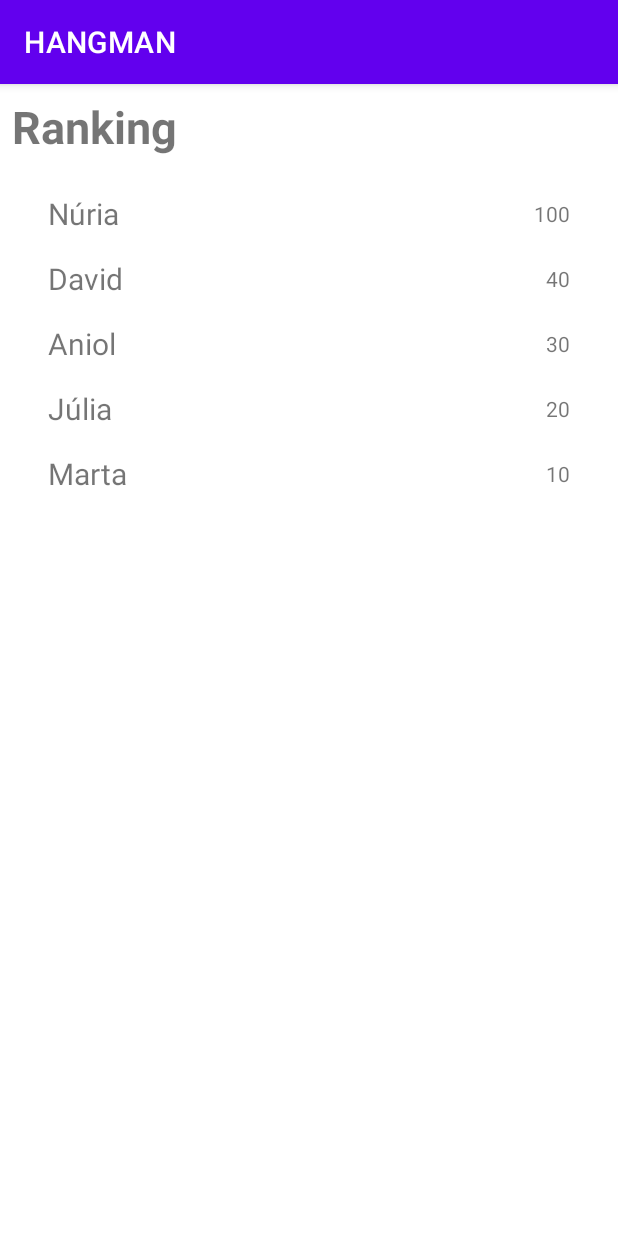
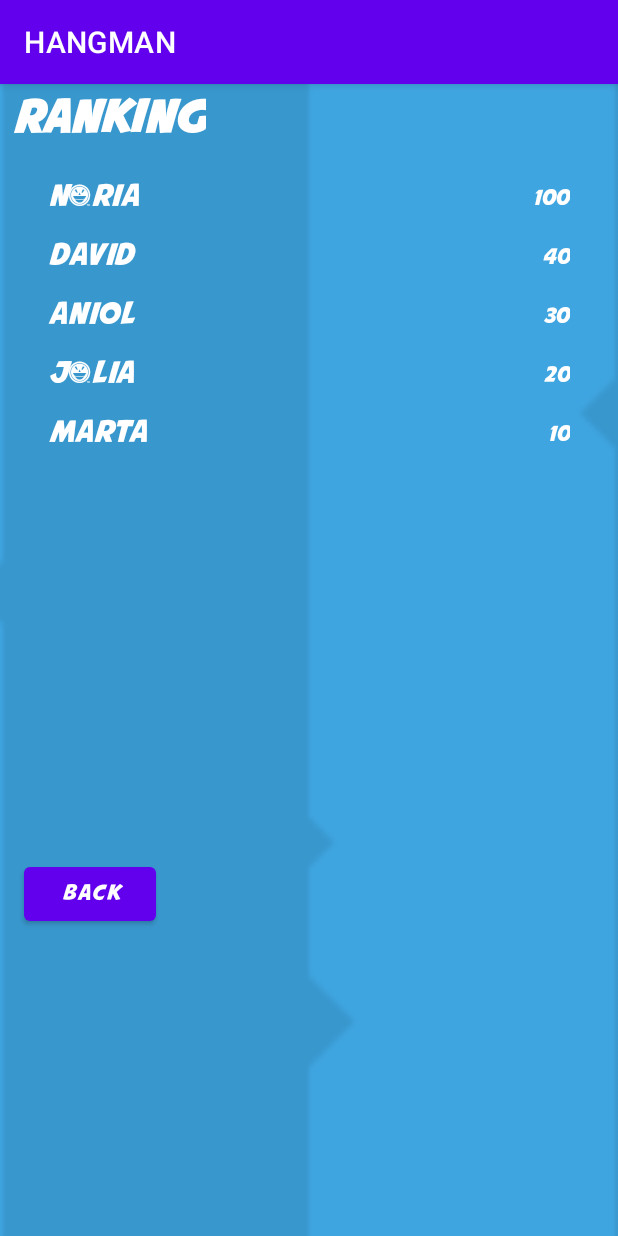
Before and after one commit to thecharlie00/ClassHangman, an Android app: the RankingActivity screen opened directly, with no data from a screen before it, on a phone screen of 412 x 824 dp. Run offline under Robolectric (Android 15) with nearby library versions, the phone set to English and light mode, and no system bars; our stand-ins replace Firebase (no records; nobody signed in at launch, a user with empty details on screens opened directly).

Commit message:
Last commit

```diff
--- a/app/src/main/res/layout/activity_login.xml
+++ b/app/src/main/res/layout/activity_login.xml
@@ -91,6 +91,7 @@
         android:layout_height="wrap_content"
         android:layout_marginTop="64dp"
         android:ems="10"
+        android:fontFamily="@font/avenger"
         android:inputType="textEmailAddress"
         app:layout_constraintBottom_toBottomOf="parent"
         app:layout_constraintEnd_toEndOf="parent"
@@ -104,6 +105,7 @@
         android:layout_width="wrap_content"
         android:layout_height="wrap_content"
         android:ems="10"
+        android:fontFamily="@font/avenger"
         android:inputType="textPassword"
         app:layout_constraintBottom_toBottomOf="parent"
         app:layout_constraintEnd_toEndOf="parent"
--- a/app/src/main/res/layout/activity_ranking.xml
+++ b/app/src/main/res/layout/activity_ranking.xml
@@ -6,13 +6,30 @@
     android:layout_height="match_parent"
     tools:context=".ranking.RankingActivity">
 
+    <ImageView
+        android:id="@+id/imageView2"
+        android:layout_width="408dp"
+        android:layout_height="733dp"
+        android:scaleX="2"
+        android:scaleY="2"
+        app:layout_constraintBottom_toBottomOf="parent"
+        app:layout_constraintEnd_toEndOf="parent"
+        app:layout_constraintStart_toStartOf="parent"
+        app:layout_constraintTop_toTopOf="parent"
+        app:srcCompat="@drawable/bg_blue" />
+
     <TextView
         android:id="@+id/textView"
         android:layout_width="wrap_content"
         android:layout_height="wrap_content"
         android:layout_marginStart="8dp"
         android:layout_marginTop="8dp"
+        android:fontFamily="@font/avenger"
         android:text="Ranking"
+        android:textColor="#FFFFFF"
+        android:textColorHighlight="#FFFFFF"
+        android:textColorHint="#FFFFFF"
+        android:textColorLink="#FFFFFF"
         android:textSize="30sp"
         android:textStyle="bold"
         app:layout_constraintStart_toStartOf="parent"
@@ -29,4 +46,18 @@
         app:layout_constraintEnd_toEndOf="parent"
         app:layout_constraintStart_toStartOf="parent"
         app:layout_constraintTop_toBottomOf="@+id/textView" />
+
+    <Button
+        android:id="@+id/back"
+        android:layout_width="wrap_content"
+        android:layout_height="wrap_content"
+        android:fontFamily="@font/avenger"
+        android:text="BACK"
+        app:layout_constraintBottom_toBottomOf="parent"
+        app:layout_constraintEnd_toEndOf="parent"
+        app:layout_constraintHorizontal_bias="0.05"
+        app:layout_constraintStart_toStartOf="parent"
+        app:layout_constraintTop_toTopOf="@+id/rankingList"
+        app:layout_constraintVertical_bias="0.696" />
+
 </androidx.constraintlayout.widget.ConstraintLayout>
--- a/app/src/main/res/layout/item_ranking.xml
+++ b/app/src/main/res/layout/item_ranking.xml
@@ -1,16 +1,19 @@
 <?xml version="1.0" encoding="utf-8"?>
 <androidx.constraintlayout.widget.ConstraintLayout xmlns:android="http://schemas.android.com/apk/res/android"
     xmlns:app="http://schemas.android.com/apk/res-auto"
+    xmlns:tools="http://schemas.android.com/tools"
     android:layout_width="match_parent"
     android:layout_height="wrap_content">
 
     <TextView
         android:id="@+id/username"
-        android:layout_width="wrap_content"
-        android:layout_height="wrap_content"
+        android:layout_width="76dp"
+        android:layout_height="23dp"
         android:layout_marginStart="32dp"
         android:layout_marginTop="16dp"
+        android:fontFamily="@font/avenger"
         android:text="User 1"
+        android:textColor="#FFFFFF"
         android:textSize="20sp"
         app:layout_constraintStart_toStartOf="parent"
         app:layout_constraintTop_toTopOf="parent" />
@@ -20,7 +23,9 @@
         android:layout_width="wrap_content"
         android:layout_height="wrap_content"
         android:layout_marginEnd="32dp"
+        android:fontFamily="@font/avenger"
         android:text="100"
+        android:textColor="#FFFFFF"
         app:layout_constraintBottom_toBottomOf="@+id/username"
         app:layout_constraintEnd_toEndOf="parent"
         app:layout_constraintTop_toTopOf="@+id/username" />
```
Also changed, not shown: 1 other file.
